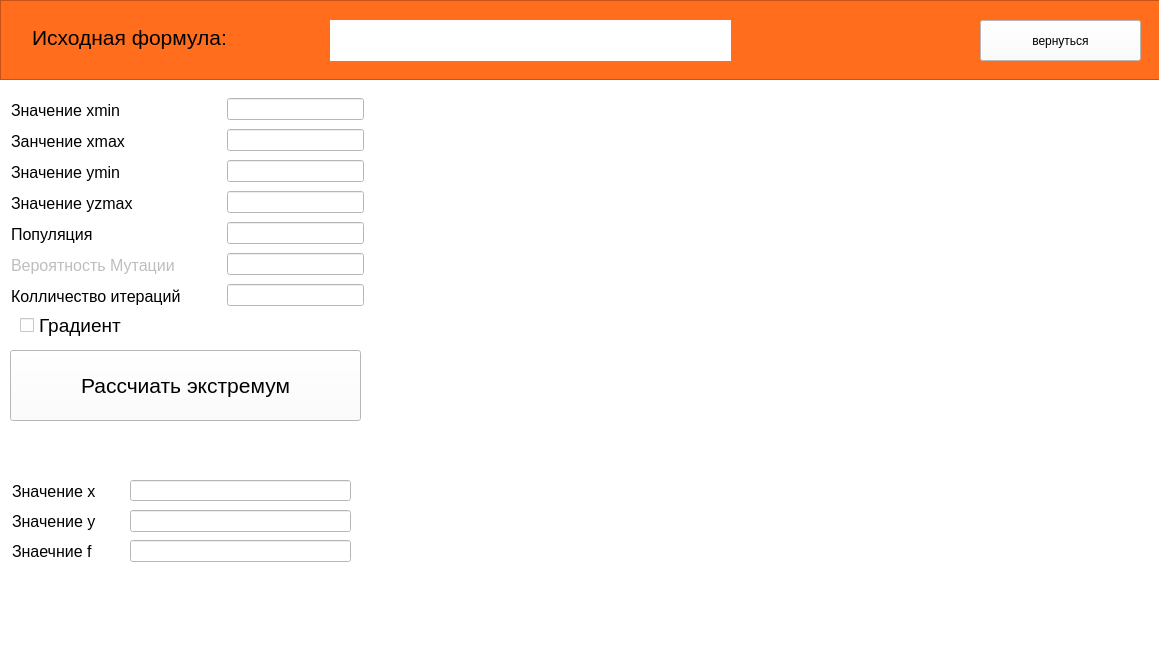
This is proj03/extremum.ui in liqwidon/project-x as Qt 5 draws it before an edit. The edited form follows.
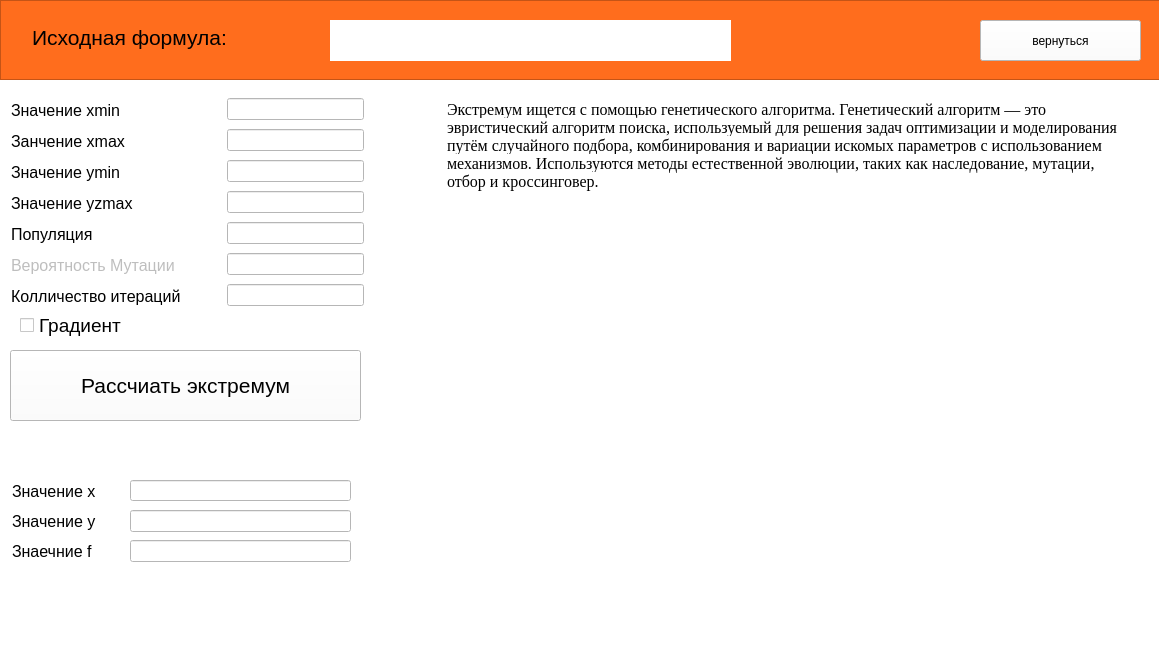
This is the edited form.

```diff
--- a/proj03/extremum.ui
+++ b/proj03/extremum.ui
@@ -519,6 +519,44 @@
      </rect>
     </property>
    </widget>
+   <widget class="QTextEdit" name="info">
+    <property name="geometry">
+     <rect>
+      <x>443</x>
+      <y>96</y>
+      <width>691</width>
+      <height>341</height>
+     </rect>
+    </property>
+    <property name="font">
+     <font>
+      <family>Times New Roman</family>
+      <pointsize>16</pointsize>
+      <weight>50</weight>
+      <italic>false</italic>
+      <bold>false</bold>
+     </font>
+    </property>
+    <property name="styleSheet">
+     <string notr="true">font: 16pt &quot;Times New Roman&quot;;</string>
+    </property>
+    <property name="frameShape">
+     <enum>QFrame::NoFrame</enum>
+    </property>
+    <property name="lineWrapMode">
+     <enum>QTextEdit::WidgetWidth</enum>
+    </property>
+    <property name="readOnly">
+     <bool>true</bool>
+    </property>
+    <property name="html">
+     <string>&lt;!DOCTYPE HTML PUBLIC &quot;-//W3C//DTD HTML 4.0//EN&quot; &quot;http://www.w3.org/TR/REC-html40/strict.dtd&quot;&gt;
+&lt;html&gt;&lt;head&gt;&lt;meta name=&quot;qrichtext&quot; content=&quot;1&quot; /&gt;&lt;style type=&quot;text/css&quot;&gt;
+p, li { white-space: pre-wrap; }
+&lt;/style&gt;&lt;/head&gt;&lt;body style=&quot; font-family:'Times New Roman'; font-size:16pt; font-weight:400; font-style:normal;&quot;&gt;
+&lt;p style=&quot; margin-top:0px; margin-bottom:0px; margin-left:0px; margin-right:0px; -qt-block-indent:0; text-indent:0px;&quot;&gt;&lt;span style=&quot; font-family:'-apple-system','BlinkMacSystemFont','Roboto','Helvetica Neue','Geneva','Noto Sans Armenian','Noto Sans Bengali','Noto Sans Cherokee','Noto Sans Devanagari','Noto Sans Ethiopic','Noto Sans Georgian','Noto Sans Hebrew','Noto Sans Kannada','Noto Sans Khmer','Noto Sans Lao','Noto Sans Osmanya','Noto Sans Tamil','Noto Sans Telugu','Noto Sans Thai','sans-serif','arial','Tahoma','verdana'; font-size:12pt; color:#000000; background-color:#ffffff;&quot;&gt;Экстремум ищется с помощью генетического алгоритма. Генетический алгоритм — это эвристический алгоритм поиска, используемый для решения задач оптимизации и моделирования путём случайного подбора, комбинирования и вариации искомых параметров с использованием механизмов. Используются методы естественной эволюции, таких как наследование, мутации, отбор и кроссинговер.&lt;/span&gt;&lt;/p&gt;&lt;/body&gt;&lt;/html&gt;</string>
+    </property>
+   </widget>
    <zorder>w2</zorder>
    <zorder>w1</zorder>
    <zorder>lineEdit</zorder>
@@ -544,6 +582,7 @@
    <zorder>calcul</zorder>
    <zorder>cb_graph</zorder>
    <zorder>frame</zorder>
+   <zorder>info</zorder>
   </widget>
   <widget class="QMenuBar" name="menubar">
    <property name="geometry">
```
